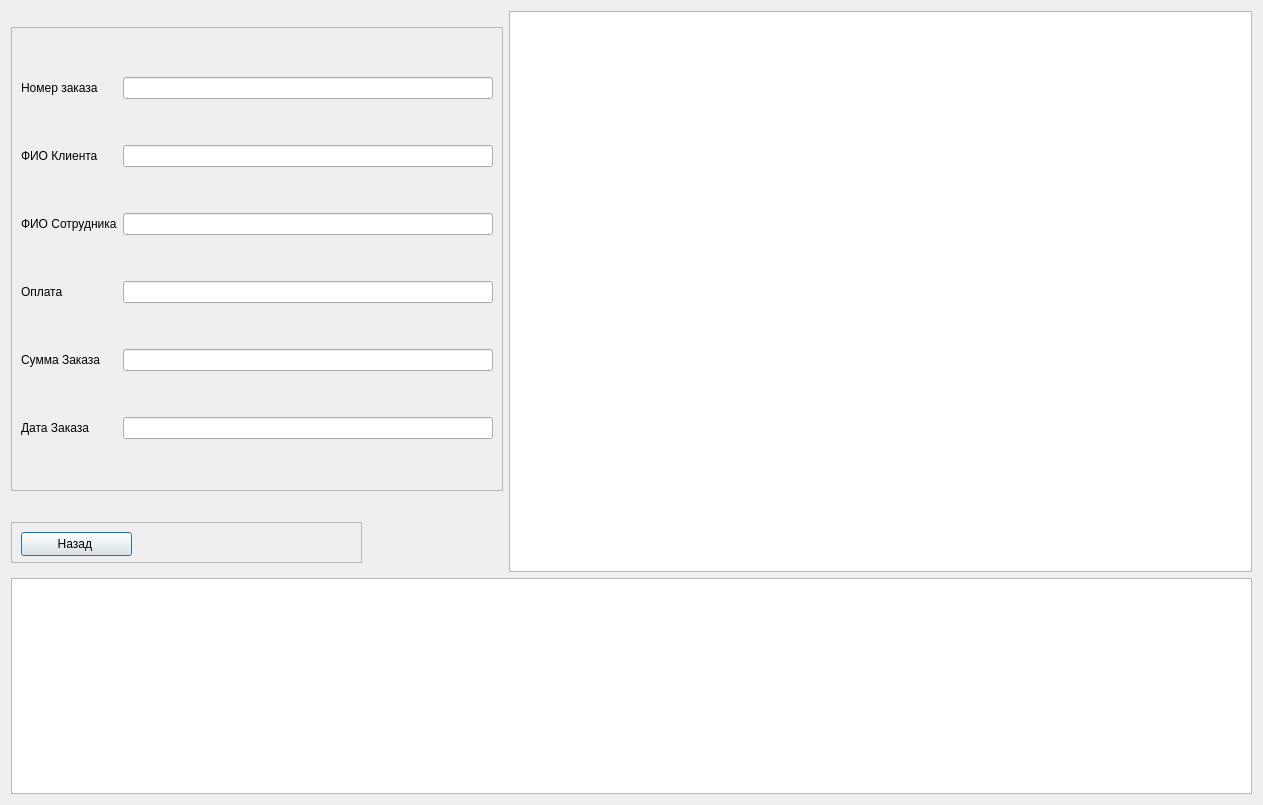
Qt form course2/clientorder.ui (Sushakkk/Course-work-DB) before a commit.
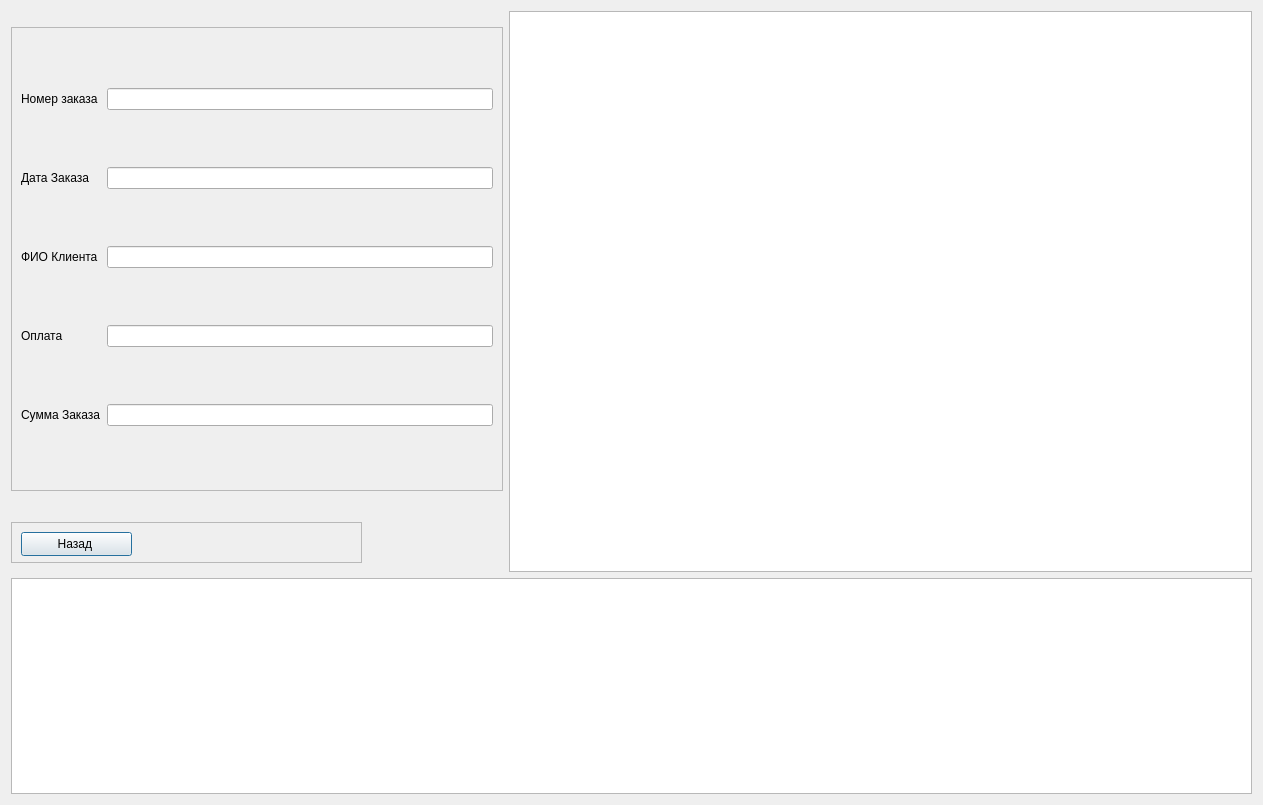
The same form after that commit.

```diff
--- a/course2/clientorder.ui
+++ b/course2/clientorder.ui
@@ -42,36 +42,27 @@
         </property>
        </widget>
       </item>
-      <item row="1" column="0">
-       <widget class="QLabel" name="lbID_c">
-        <property name="text">
-         <string>ФИО Клиента </string>
-        </property>
-       </widget>
-      </item>
-      <item row="2" column="1">
-       <widget class="QLineEdit" name="leFio_Emp"/>
-      </item>
       <item row="0" column="1">
        <widget class="QLineEdit" name="leOrder_number"/>
       </item>
-      <item row="5" column="1">
+      <item row="1" column="0">
+       <widget class="QLabel" name="lbDate">
+        <property name="text">
+         <string>Дата Заказа</string>
+        </property>
+       </widget>
+      </item>
+      <item row="1" column="1">
        <widget class="QLineEdit" name="leDate"/>
       </item>
-      <item row="3" column="1">
-       <widget class="QLineEdit" name="lePay"/>
-      </item>
-      <item row="4" column="1">
-       <widget class="QLineEdit" name="leSum"/>
-      </item>
       <item row="2" column="0">
-       <widget class="QLabel" name="lbID_E">
+       <widget class="QLabel" name="lbID_c">
         <property name="text">
-         <string>ФИО Сотрудника</string>
+         <string>ФИО Клиента </string>
         </property>
        </widget>
       </item>
-      <item row="1" column="1">
+      <item row="2" column="1">
        <widget class="QLineEdit" name="leFio_client"/>
       </item>
       <item row="3" column="0">
@@ -81,6 +72,9 @@
         </property>
        </widget>
       </item>
+      <item row="3" column="1">
+       <widget class="QLineEdit" name="lePay"/>
+      </item>
       <item row="4" column="0">
        <widget class="QLabel" name="lbSum">
         <property name="text">
@@ -88,12 +82,8 @@
         </property>
        </widget>
       </item>
-      <item row="5" column="0">
-       <widget class="QLabel" name="lbDate">
-        <property name="text">
-         <string>Дата Заказа</string>
-        </property>
-       </widget>
+      <item row="4" column="1">
+       <widget class="QLineEdit" name="leSum"/>
       </item>
      </layout>
     </widget>
```
